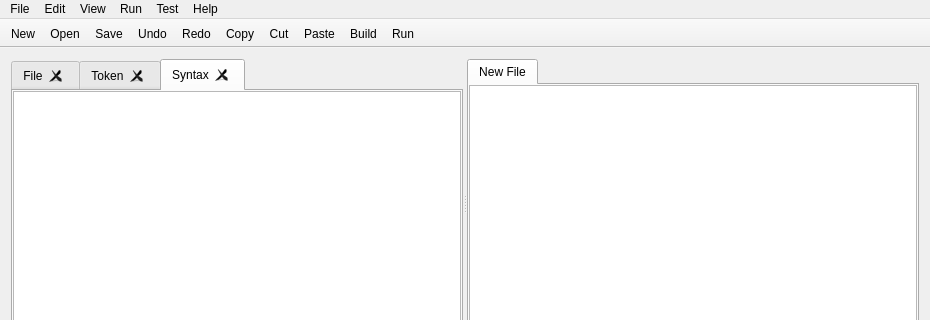
Qt form gui/window.ui (YieldNull/cinter) before a commit; both pictures show x 0 to 930 and y 0 to 320 of the 930 by 650 pixel window.
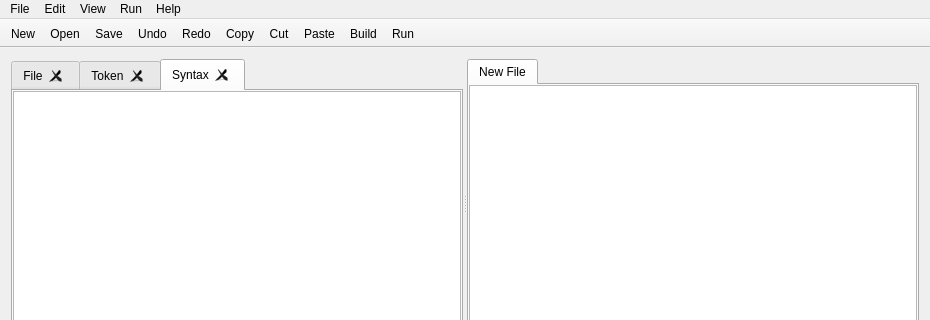
The same form after that commit. Icons and pictures are not drawn.

Diff of the .ui file:
```diff
--- a/gui/window.ui
+++ b/gui/window.ui
@@ -237,21 +237,10 @@
     <addaction name="actionViewTokenTree"/>
     <addaction name="actionViewSystaxTree"/>
    </widget>
-   <widget class="QMenu" name="menuTest">
-    <property name="title">
-     <string>Test</string>
-    </property>
-    <addaction name="actionTestLexer"/>
-    <addaction name="actionTestParser"/>
-    <addaction name="actionTestSemantic"/>
-    <addaction name="actionTestCompiler"/>
-    <addaction name="actionTestRuntime"/>
-   </widget>
    <addaction name="menuFile"/>
    <addaction name="menuEditor"/>
    <addaction name="menuView"/>
    <addaction name="menuRun"/>
-   <addaction name="menuTest"/>
    <addaction name="menuHelp"/>
   </widget>
   <widget class="QToolBar" name="toolBar">
```
Left out of the diff: 2 changed lines with no effect on the pictures.
